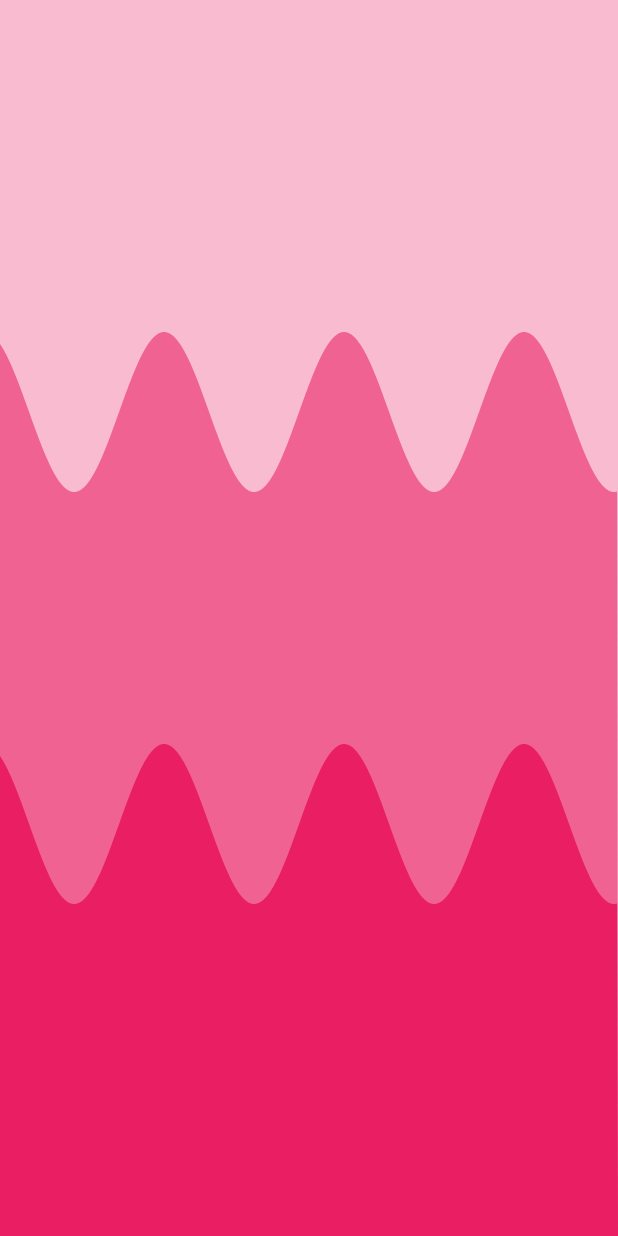
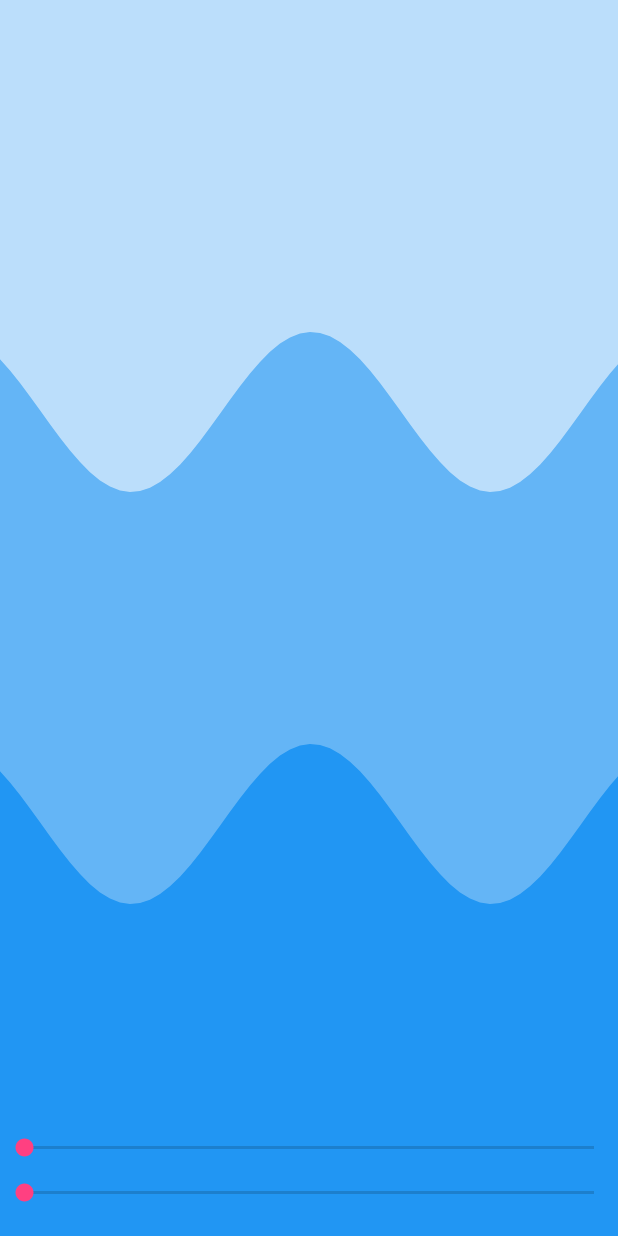
Before and after one commit to developer-shivam/WaveView, an Android app: the screen it shows after launch (MainActivity), on a phone screen of 412 x 824 dp. Run offline under Robolectric (Android 15) with nearby library versions, the phone set to English and light mode, and no system bars.

Commit message:
Added seekbar for controlling wave

```diff
--- a/app/src/main/java/developer/shivam/waveview/MainActivity.java
+++ b/app/src/main/java/developer/shivam/waveview/MainActivity.java
@@ -4,22 +4,51 @@ import android.animation.ValueAnimator;
 import android.content.Context;
 import android.support.v7.app.AppCompatActivity;
 import android.os.Bundle;
+import android.util.Log;
 import android.view.animation.LinearInterpolator;
+import android.widget.SeekBar;
 
-public class MainActivity extends AppCompatActivity {
+public class MainActivity extends AppCompatActivity implements SeekBar.OnSeekBarChangeListener {
 
     private Context mContext = MainActivity.this;
     private WaveView view;
+    private SeekBar speedSeekBar, amplitudeSeekBar;
 
     @Override
     protected void onCreate(Bundle savedInstanceState) {
         super.onCreate(savedInstanceState);
+        setContentView(R.layout.activity_main);
 
-        /**
-         * Initializing the wave and setting it
-         *  to the contentView of this activity
-         */
-        view = new WaveView(mContext);
-        setContentView(view);
+        view = (WaveView) findViewById(R.id.sample_wave_view);
+        speedSeekBar = (SeekBar) findViewById(R.id.seekBarSpeed);
+        speedSeekBar.setMax(10);
+        speedSeekBar.setOnSeekBarChangeListener(this);
+        amplitudeSeekBar = (SeekBar) findViewById(R.id.seekBarAmplitude);
+        amplitudeSeekBar.setMax(10);
+        amplitudeSeekBar.setOnSeekBarChangeListener(this);
+    }
+
+    @Override
+    public void onProgressChanged(SeekBar seekBar, int progress, boolean fromUser) {
+        if (seekBar.getId() == R.id.seekBarSpeed) {
+            if (fromUser) {
+                Log.d("Value", String.valueOf(progress));
+                view.setSpeed(progress);
+            }
+        } else if (seekBar.getId() == R.id.seekBarAmplitude) {
+            if (fromUser) {
+                view.setAmplitude(progress);
+            }
+        }
+    }
+
+    @Override
+    public void onStartTrackingTouch(SeekBar seekBar) {
+
+    }
+
+    @Override
+    public void onStopTrackingTouch(SeekBar seekBar) {
+
     }
 }
--- a/app/src/main/java/developer/shivam/waveview/WaveView.java
+++ b/app/src/main/java/developer/shivam/waveview/WaveView.java
@@ -7,6 +7,7 @@ import android.graphics.Paint;
 import android.graphics.Path;
 import android.os.Handler;
 import android.util.AttributeSet;
+import android.util.Log;
 import android.view.View;
 
 public class WaveView extends View {
@@ -23,7 +24,7 @@ public class WaveView extends View {
     private Paint lineColor;
     private Paint secondLineColor;
     private Paint thirdLineColor;
-    int frequency = 90;
+    int frequency = 180;
     int amplitude = 80;
     private float shift = 0;
     private float movement2 = 0;
@@ -32,6 +33,7 @@ public class WaveView extends View {
     long time = System.currentTimeMillis();
     Path mPath = new Path();
     Path secondPath = new Path();
+    private float speed = (float) 0.5;
 
     public WaveView(Context context) {
         super(context);
@@ -49,12 +51,12 @@ public class WaveView extends View {
         lineColor = new Paint();
         lineColor.setAntiAlias(true);
         lineColor.setStrokeWidth(2);
-        lineColor.setColor(Color.parseColor("#F06292"));
+        lineColor.setColor(Color.parseColor("#64B5F6"));
 
         secondLineColor = new Paint();
         secondLineColor.setAntiAlias(true);
         secondLineColor.setStrokeWidth(2);
-        secondLineColor.setColor(Color.parseColor("#E91E63"));
+        secondLineColor.setColor(Color.parseColor("#2196F3"));
 
         handler1 = new Handler();
         handler1.postDelayed(new CustomRunnableOne(), 16);
@@ -64,7 +66,7 @@ public class WaveView extends View {
     protected void onDraw(Canvas canvas) {
         super.onDraw(canvas);
 
-        canvas.drawColor(Color.parseColor("#F8BBD0"));
+        canvas.drawColor(Color.parseColor("#BBDEFB"));
         quadrant = getHeight()/3;
 
         width = canvas.getWidth();
@@ -74,11 +76,11 @@ public class WaveView extends View {
         mPath.lineTo(0, quadrant);
         secondPath.lineTo(0, quadrant*2);
 
-        for (int i = 0; i < width; i++) {
+        for (int i = 0; i < width + 10; i = i + 10) {
             x1 = (float) i;
 
-            y1 = quadrant + amplitude * (float) Math.sin(((i) * Math.PI / frequency) + shift);
-            y2 = quadrant * 2 + amplitude * (float) Math.sin(((i) * Math.PI / frequency) + shift);
+            y1 = quadrant + amplitude * (float) Math.sin(((i + 10) * Math.PI / frequency) + shift);
+            y2 = quadrant * 2 + amplitude * (float) Math.sin(((i + 10) * Math.PI / frequency) + shift);
 
             mPath.lineTo(x1, y1);
             secondPath.lineTo(x1, y2);
@@ -89,21 +91,34 @@ public class WaveView extends View {
         canvas.drawPath(secondPath, secondLineColor);
     }
 
-    public void setMovementOne(float movement) {
+    /*public void setMovementOne(float movement) {
         this.shift = movement;
         mPath.reset();
         secondPath.reset();
         invalidate();
-    }
+    }*/
 
 
     public class CustomRunnableOne implements Runnable {
 
         @Override
         public void run() {
-            float movement = (float) (shift + 0.2);
-            setMovementOne(movement);
+            mPath.reset();
+            secondPath.reset();
+            invalidate();
+            shift = shift + speed;
             handler1.postDelayed(new CustomRunnableOne(), 16);
         }
     }
+
+    public void setSpeed(float speed) {
+        this.speed = speed/8;
+        Log.d("speed", String.valueOf(speed) + " " + this.speed);
+        invalidate();
+    }
+
+    public void setAmplitude(int amplitude) {
+        this.amplitude = amplitude * 20;
+        invalidate();
+    }
 }
--- a/app/src/main/res/layout/activity_main.xml
+++ b/app/src/main/res/layout/activity_main.xml
@@ -4,14 +4,21 @@
     android:id="@+id/activity_main"
     android:layout_width="match_parent"
     android:layout_height="match_parent"
-    android:paddingBottom="@dimen/activity_vertical_margin"
-    android:paddingLeft="@dimen/activity_horizontal_margin"
-    android:paddingRight="@dimen/activity_horizontal_margin"
-    android:paddingTop="@dimen/activity_vertical_margin"
     tools:context="developer.shivam.waveview.MainActivity">
 
-    <TextView
-        android:layout_width="wrap_content"
+    <developer.shivam.waveview.WaveView android:id="@+id/sample_wave_view"
+        android:layout_width="match_parent"
+        android:layout_height="wrap_content" />
+
+    <SeekBar android:id="@+id/seekBarSpeed"
+        android:layout_width="match_parent"
         android:layout_height="wrap_content"
-        android:text="Hello World!" />
+        android:layout_alignParentBottom="true"
+        android:layout_marginBottom="20dp"/>
+
+    <SeekBar android:id="@+id/seekBarAmplitude"
+        android:layout_width="match_parent"
+        android:layout_height="wrap_content"
+        android:layout_alignParentBottom="true"
+        android:layout_marginBottom="50dp"/>
 </RelativeLayout>
```
